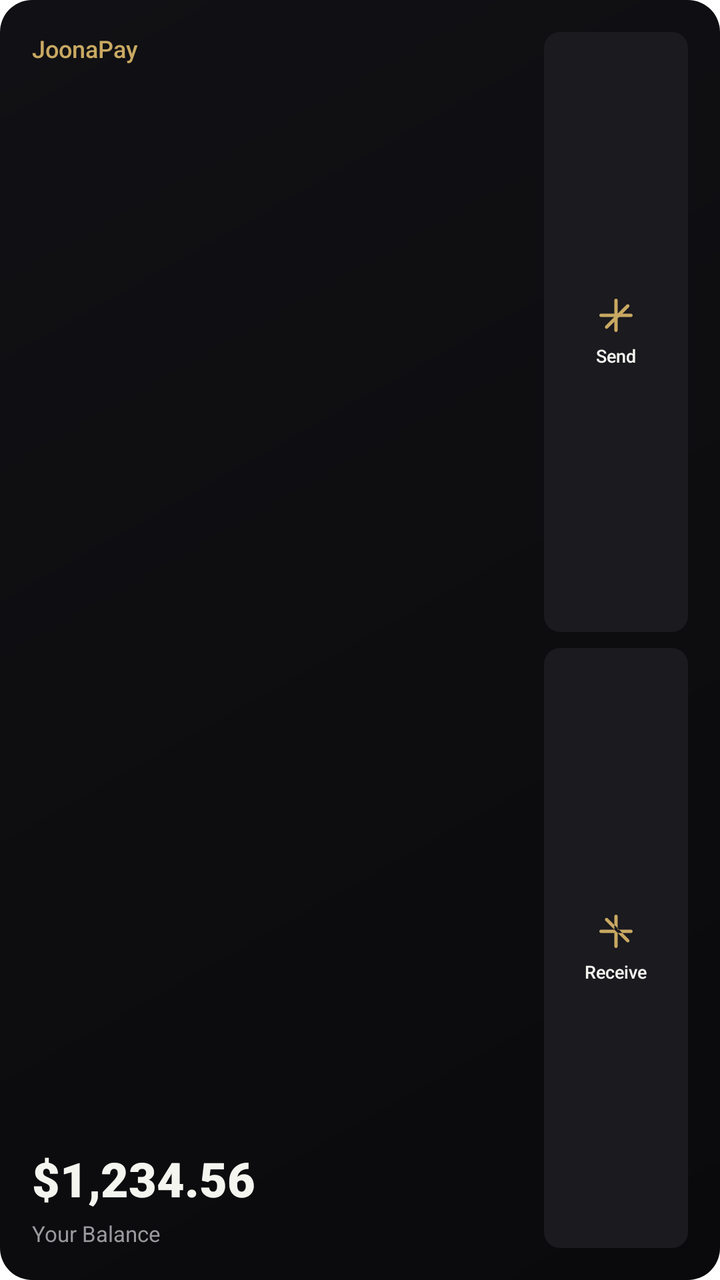
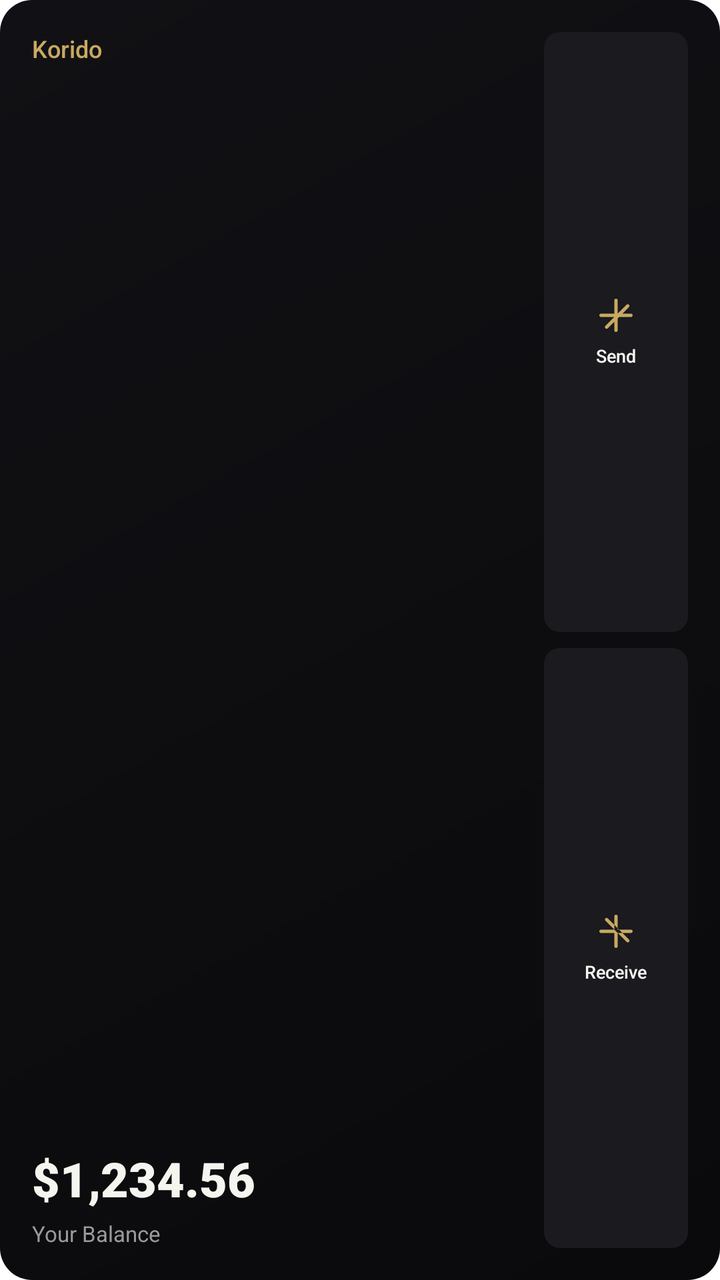

Screens rendered from an Android XML layout before and after an edit, with the pre-edit source and the edit as a unified diff.
<!-- AndroidManifest.xml: fallback theme Theme.MaterialComponents.DayNight.NoActionBar -->
<!-- res/layout/widget_balance_medium.xml -->
<?xml version="1.0" encoding="utf-8"?>
<LinearLayout xmlns:android="http://schemas.android.com/apk/res/android"
    android:id="@+id/widget_container"
    android:layout_width="match_parent"
    android:layout_height="match_parent"
    android:orientation="horizontal"
    android:background="@drawable/widget_background"
    android:padding="16dp"
    android:gravity="center_vertical">

    
    <LinearLayout
        android:layout_width="0dp"
        android:layout_height="match_parent"
        android:layout_weight="1"
        android:orientation="vertical"
        android:gravity="center_vertical">

        <TextView
            android:layout_width="wrap_content"
            android:layout_height="wrap_content"
            android:text="JoonaPay"
            android:textColor="#C9A962"
            android:textSize="12sp"
            android:fontFamily="sans-serif-medium"
            android:layout_marginBottom="8dp" />

        <Space
            android:layout_width="match_parent"
            android:layout_height="0dp"
            android:layout_weight="1" />

        <TextView
            android:id="@+id/widget_balance"
            android:layout_width="wrap_content"
            android:layout_height="wrap_content"
            android:text="$1,234.56"
            android:textColor="#F5F5F0"
            android:textSize="24sp"
            android:fontFamily="sans-serif-black"
            android:maxLines="1"
            android:ellipsize="end" />

        <TextView
            android:id="@+id/widget_label"
            android:layout_width="wrap_content"
            android:layout_height="wrap_content"
            android:text="Your Balance"
            android:textColor="#9A9A9E"
            android:textSize="11sp"
            android:fontFamily="sans-serif"
            android:layout_marginTop="4dp" />

    </LinearLayout>

    
    <LinearLayout
        android:layout_width="wrap_content"
        android:layout_height="match_parent"
        android:orientation="vertical"
        android:gravity="center"
        android:layout_marginStart="12dp">

        
        <LinearLayout
            android:id="@+id/widget_send_button"
            android:layout_width="72dp"
            android:layout_height="0dp"
            android:layout_weight="1"
            android:orientation="vertical"
            android:gravity="center"
            android:background="@drawable/widget_button_background"
            android:clickable="true"
            android:focusable="true">

            <ImageView
                android:layout_width="20dp"
                android:layout_height="20dp"
                android:src="@drawable/ic_send"
                android:tint="#C9A962"
                android:contentDescription="Send" />

            <TextView
                android:layout_width="wrap_content"
                android:layout_height="wrap_content"
                android:text="Send"
                android:textColor="#F5F5F0"
                android:textSize="9sp"
                android:fontFamily="sans-serif-medium"
                android:layout_marginTop="4dp" />

        </LinearLayout>

        <Space
            android:layout_width="match_parent"
            android:layout_height="8dp" />

        
        <LinearLayout
            android:id="@+id/widget_receive_button"
            android:layout_width="72dp"
            android:layout_height="0dp"
            android:layout_weight="1"
            android:orientation="vertical"
            android:gravity="center"
            android:background="@drawable/widget_button_background"
            android:clickable="true"
            android:focusable="true">

            <ImageView
                android:layout_width="20dp"
                android:layout_height="20dp"
                android:src="@drawable/ic_receive"
                android:tint="#C9A962"
                android:contentDescription="Receive" />

            <TextView
                android:layout_width="wrap_content"
                android:layout_height="wrap_content"
                android:text="Receive"
                android:textColor="#F5F5F0"
                android:textSize="9sp"
                android:fontFamily="sans-serif-medium"
                android:layout_marginTop="4dp" />

        </LinearLayout>

    </LinearLayout>

</LinearLayout>
<!-- resources referenced by this layout -->
<resources>
  <!-- drawable ic_receive (drawable) -->
  <?xml version="1.0" encoding="utf-8"?>
  <vector xmlns:android="http://schemas.android.com/apk/res/android"
      android:width="24dp"
      android:height="24dp"
      android:viewportWidth="24"
      android:viewportHeight="24">
      <path
          android:fillColor="#FFFFFF"
          android:pathData="M11,3C11,2.45 11.45,2 12,2C12.55,2 13,2.45 13,3V11H21C21.55,11 22,11.45 22,12C22,12.55 21.55,13 21,13H13V21C13,21.55 12.55,22 12,22C11.45,22 11,21.55 11,21V13H3C2.45,13 2,12.55 2,12C2,11.45 2.45,11 3,11H11V3M7.05,4.22C6.67,3.83 6.03,3.83 5.64,4.22C5.25,4.61 5.25,5.25 5.64,5.64L18.36,18.36C18.75,18.75 19.39,18.75 19.78,18.36C20.17,17.97 20.17,17.33 19.78,16.95L7.05,4.22Z"/>
  </vector>
  <!-- drawable ic_send (drawable) -->
  <?xml version="1.0" encoding="utf-8"?>
  <vector xmlns:android="http://schemas.android.com/apk/res/android"
      android:width="24dp"
      android:height="24dp"
      android:viewportWidth="24"
      android:viewportHeight="24">
      <path
          android:fillColor="#FFFFFF"
          android:pathData="M12,2C12.55,2 13,2.45 13,3V11H21C21.55,11 22,11.45 22,12C22,12.55 21.55,13 21,13H13V21C13,21.55 12.55,22 12,22C11.45,22 11,21.55 11,21V13H3C2.45,13 2,12.55 2,12C2,11.45 2.45,11 3,11H11V3C11,2.45 11.45,2 12,2M18.36,5.64C18.75,5.25 19.39,5.25 19.78,5.64C20.17,6.03 20.17,6.67 19.78,7.05L7.05,19.78C6.67,20.17 6.03,20.17 5.64,19.78C5.25,19.39 5.25,18.75 5.64,18.36L18.36,5.64Z"/>
  </vector>
  <!-- drawable widget_background (drawable) -->
  <?xml version="1.0" encoding="utf-8"?>
  <shape xmlns:android="http://schemas.android.com/apk/res/android"
      android:shape="rectangle">
      <gradient
          android:angle="135"
          android:startColor="#0A0A0C"
          android:endColor="#111115"
          android:type="linear" />
      <corners android:radius="16dp" />
  </shape>
  <!-- drawable widget_button_background (drawable) -->
  <?xml version="1.0" encoding="utf-8"?>
  <shape xmlns:android="http://schemas.android.com/apk/res/android"
      android:shape="rectangle">
      <solid android:color="#1A1A1F" />
      <corners android:radius="8dp" />
  </shape>
</resources>

<!-- the commit's change to res/layout/widget_balance_medium.xml (unified diff, before → after) -->
@@ -19,7 +19,7 @@
         <TextView
             android:layout_width="wrap_content"
             android:layout_height="wrap_content"
-            android:text="JoonaPay"
+            android:text="Korido"
             android:textColor="#C9A962"
             android:textSize="12sp"
             android:fontFamily="sans-serif-medium"
